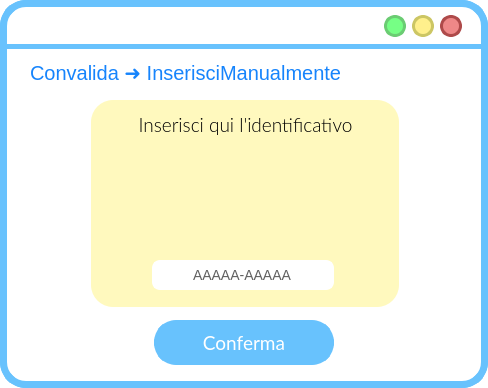
Qt form frontend/ui/InserisciManualmente.ui (MrPio/MuseoOmero) before a commit.
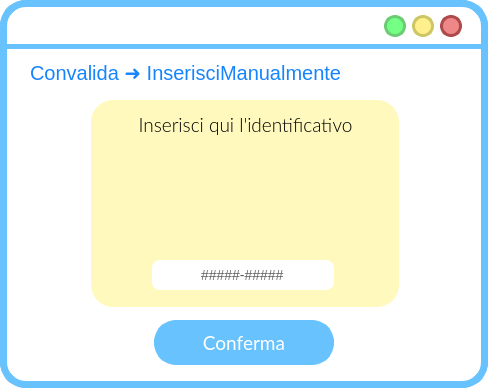
The same form after that commit. Icons and pictures are not drawn.

```diff
--- a/frontend/ui/InserisciManualmente.ui
+++ b/frontend/ui/InserisciManualmente.ui
@@ -414,7 +414,7 @@
      <string>&gt;AAAAA-AAAAA;#</string>
     </property>
     <property name="text">
-     <string>AAAAA-AAAAA</string>
+     <string>-</string>
     </property>
     <property name="alignment">
      <set>Qt::AlignCenter</set>
```
